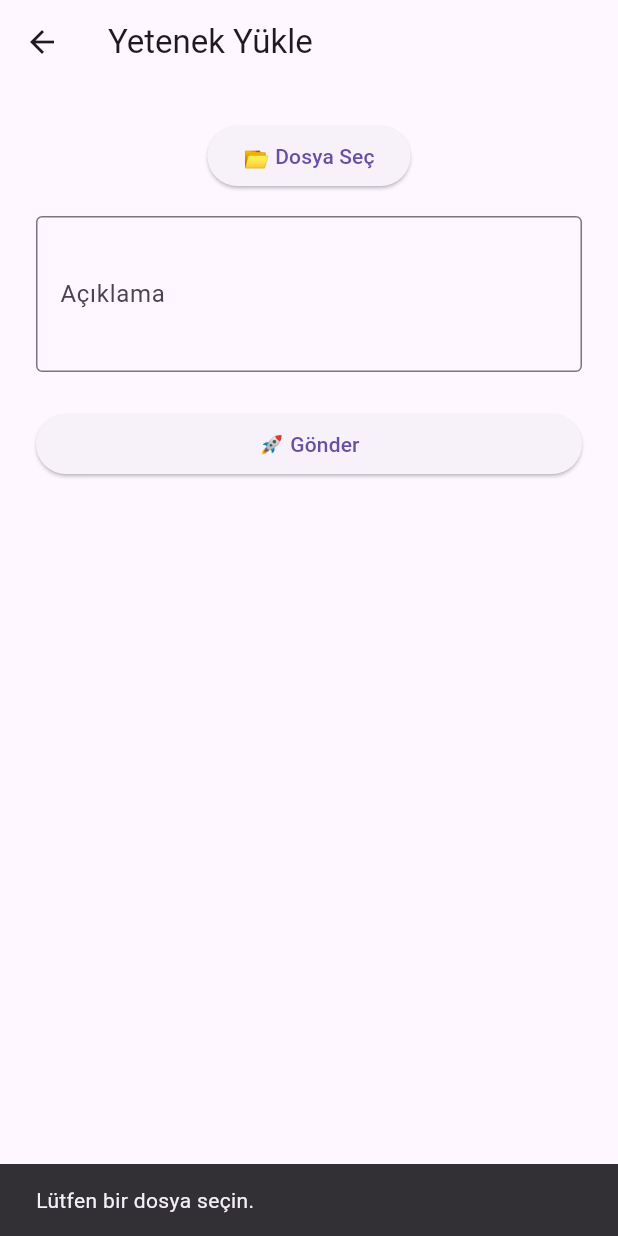
After one commit to 1omeralkan/TalentHubMobile, a Flutter app: the UploadPage screen opened by its route, after a tap on "🚀 Gönder", on a phone screen of 412 x 824 dp. The commit adds this screen. Run offline on Flutter 3.47's test engine with Material 3 defaults, Android fonts, the phone set to English and light mode, and no system bars; our stand-ins replace flutter_dotenv, flutter_riverpod, image_picker, shared_preferences; accounts and stored records are empty; network calls fail.

Commit message:
Add upload and profile pages, integrate file selector plugin, and update dependencies

```diff
--- a/lib/main.dart
+++ b/lib/main.dart
@@ -7,6 +7,8 @@ import 'package:talenthub_mobilee/pages/dashboard_page.dart';
 import 'package:talenthub_mobilee/pages/forgot_password_page.dart';
 import 'package:talenthub_mobilee/pages/reset_password_page.dart'; // ✅ yeni sayfa
 import 'package:flutter_riverpod/flutter_riverpod.dart';
+import 'package:talenthub_mobilee/pages/upload_page.dart';
+import 'package:talenthub_mobilee/pages/profile_page.dart';
 
 Future<void> main() async {
   WidgetsFlutterBinding.ensureInitialized();
@@ -33,6 +35,8 @@ class MyApp extends StatelessWidget {
         '/register': (context) => const RegisterPage(),
         '/dashboard': (context) => const DashboardPage(),
         '/forgot-password': (context) => const ForgotPasswordPage(),
+        '/upload': (context) => const UploadPage(),
+        '/profile': (context) => const ProfilePage(),
         '/reset-password': (context) {
           final token = Uri.base.queryParameters['token'];
           return token == null
--- /dev/null
+++ b/lib/pages/upload_page.dart
@@ -0,0 +1,114 @@
+import 'package:flutter/material.dart';
+import 'package:image_picker/image_picker.dart';
+import 'package:http/http.dart' as http;
+import 'dart:convert';
+import 'dart:io';
+import 'package:shared_preferences/shared_preferences.dart';
+import 'package:flutter_dotenv/flutter_dotenv.dart';
+
+class UploadPage extends StatefulWidget {
+  const UploadPage({super.key});
+
+  @override
+  State<UploadPage> createState() => _UploadPageState();
+}
+
+class _UploadPageState extends State<UploadPage> {
+  File? _file;
+  final TextEditingController _captionController = TextEditingController();
+  bool isLoading = false;
+
+  Future<void> _pickMedia() async {
+    final picker = ImagePicker();
+    final picked = await picker.pickImage(
+        source: ImageSource.gallery); // İsteğe bağlı: ImageSource.camera
+
+    if (picked != null) {
+      setState(() {
+        _file = File(picked.path);
+      });
+    }
+  }
+
+  Future<void> _upload() async {
+    if (_file == null) {
+      ScaffoldMessenger.of(context).showSnackBar(
+        const SnackBar(content: Text("Lütfen bir dosya seçin.")),
+      );
+      return;
+    }
+
+    setState(() => isLoading = true);
+
+    final prefs = await SharedPreferences.getInstance();
+    final token = prefs.getString("token");
+
+    final uri = Uri.parse("${dotenv.env['API_BASE_URL']}/api/upload");
+    final request = http.MultipartRequest('POST', uri);
+    request.headers['Authorization'] = "Bearer $token";
+
+    request.files.add(await http.MultipartFile.fromPath('media', _file!.path));
+    request.fields['caption'] = _captionController.text;
+
+    final response = await request.send();
+    final responseBody = await response.stream.bytesToString();
+    final data = json.decode(responseBody);
+
+    if (response.statusCode == 200) {
+      ScaffoldMessenger.of(context).showSnackBar(
+        SnackBar(content: Text(data["message"] ?? "Yükleme başarılı!")),
+      );
+      setState(() {
+        _file = null;
+        _captionController.clear();
+      });
+    } else {
+      ScaffoldMessenger.of(context).showSnackBar(
+        SnackBar(content: Text(data["message"] ?? "Yükleme başarısız!")),
+      );
+    }
+
+    setState(() => isLoading = false);
+  }
+
+  @override
+  Widget build(BuildContext context) {
+    return Scaffold(
+      appBar: AppBar(title: const Text("Yetenek Yükle")),
+      body: Padding(
+        padding: const EdgeInsets.all(24.0),
+        child: Column(
+          children: [
+            ElevatedButton(
+              onPressed: _pickMedia,
+              child: const Text("📂 Dosya Seç"),
+            ),
+            if (_file != null) ...[
+              const SizedBox(height: 16),
+              Image.file(_file!, height: 150),
+            ],
+            const SizedBox(height: 16),
+            TextField(
+              controller: _captionController,
+              decoration: const InputDecoration(
+                labelText: "Açıklama",
+                border: OutlineInputBorder(),
+              ),
+              maxLines: 3,
+            ),
+            const SizedBox(height: 24),
+            SizedBox(
+              width: double.infinity,
+              child: ElevatedButton(
+                onPressed: isLoading ? null : _upload,
+                child: isLoading
+                    ? const CircularProgressIndicator(color: Colors.white)
+                    : const Text("🚀 Gönder"),
+              ),
+            ),
+          ],
+        ),
+      ),
+    );
+  }
+}
--- a/pubspec.yaml
+++ b/pubspec.yaml
@@ -34,6 +34,7 @@ dependencies:
   shared_preferences: ^2.5.3
   flutter_dotenv: ^5.1.0
   flutter_riverpod: ^2.4.0
+  image_picker: ^1.0.4
 
   # The following adds the Cupertino Icons font to your application.
   # Use with the CupertinoIcons class for iOS style icons.
```
Also changed, not shown: lib/pages/dashboard_page.dart (+19 -0 lines), lib/pages/profile_page.dart (added, +125 -0 lines), lib/services/api_service.dart (+18 -0 lines), pubspec.lock, 5 other files.
